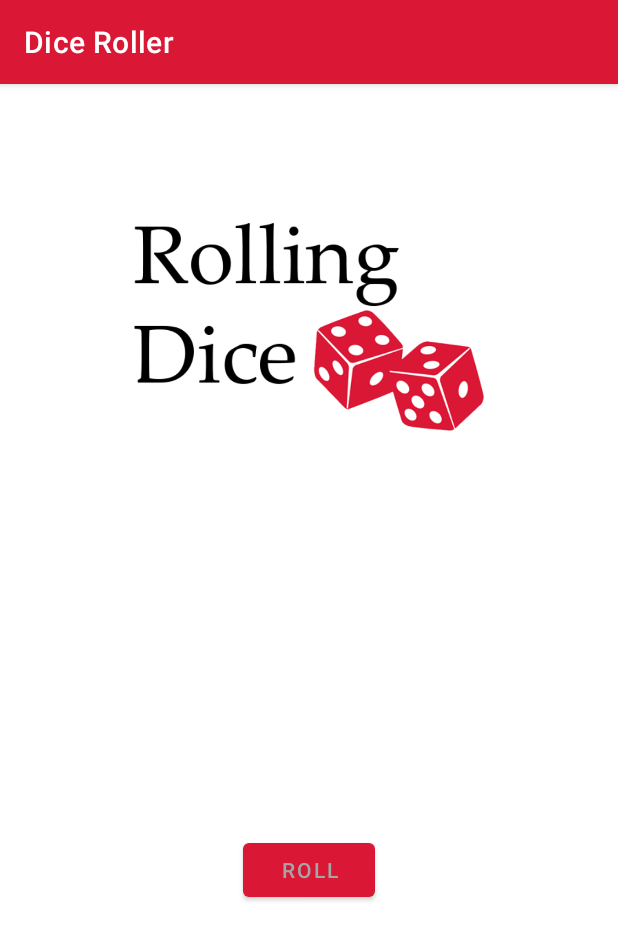
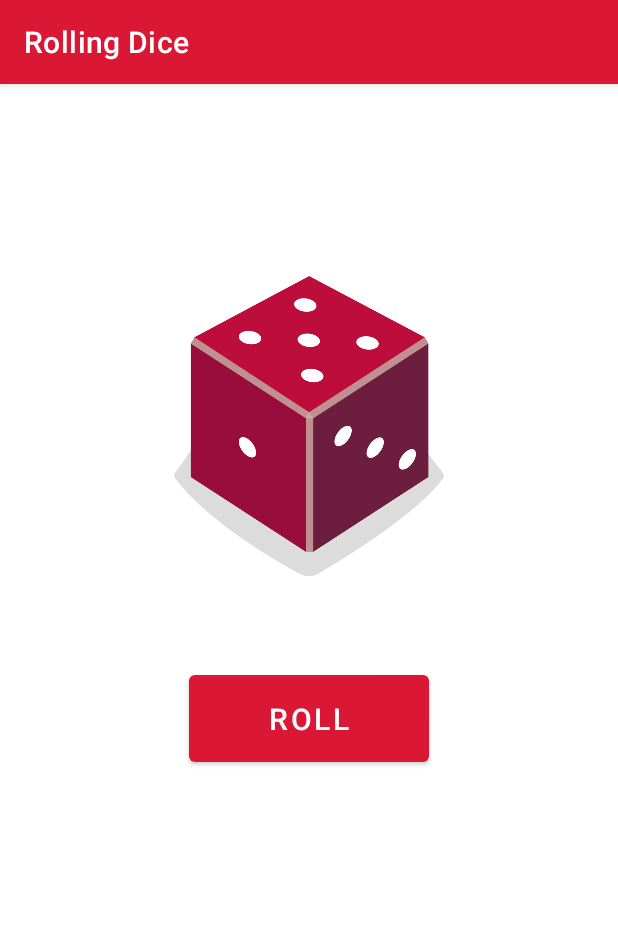
Before and after one commit to GledsonLScruz/DiceRoller, an Android app: the screen it shows after launch (MainActivity), on a phone screen of 412 x 824 dp. Shown: the top 940 px of the screen. Run offline under Robolectric (Android 15) with nearby library versions, the phone set to English and light mode, and no system bars.

Commit message:
27/08 att

```diff
--- a/app/src/main/AndroidManifest.xml
+++ b/app/src/main/AndroidManifest.xml
@@ -3,15 +3,17 @@
     package="com.example.diceroller">
 
     <application
-        android:allowBackup="true"
+        android:fullBackupOnly="true"
         android:icon="@mipmap/ic_launcher"
         android:label="@string/app_name"
         android:roundIcon="@mipmap/ic_launcher_round"
         android:supportsRtl="true"
         android:theme="@style/Theme.DiceRoller">
-        <activity
-            android:name=".MainActivity"
-            android:exported="true">
+        <activity android:name=".MainActivity">
+        </activity>
+        <activity android:name=".SplashScreenActivity"
+            android:exported="true"
+            android:theme="@style/Theme.AppCompat.Light.NoActionBar">
             <intent-filter>
                 <action android:name="android.intent.action.MAIN" />
 
@@ -19,5 +21,4 @@
             </intent-filter>
         </activity>
     </application>
-
 </manifest>
--- a/app/src/main/java/com/example/diceroller/MainActivity.kt
+++ b/app/src/main/java/com/example/diceroller/MainActivity.kt
@@ -1,59 +1,56 @@
 package com.example.diceroller
 
+import android.media.Image
 import androidx.appcompat.app.AppCompatActivity
 import android.os.Bundle
+import android.view.animation.Animation
 import android.view.animation.AnimationUtils
 import android.widget.Button
 import android.widget.ImageView
-import android.widget.TextView
+import android.widget.Toast
 
 class MainActivity : AppCompatActivity() {
     override fun onCreate(savedInstanceState: Bundle?) {
         super.onCreate(savedInstanceState)
         setContentView(R.layout.activity_main)
 
+        Toast.makeText(this,"Welcome",Toast.LENGTH_SHORT).show()
+
         //Declare animation and views
         val ttb = AnimationUtils.loadAnimation(this,R.anim.ttb)
         val stb = AnimationUtils.loadAnimation(this,R.anim.stb)
+        val rollButton : Button = findViewById(R.id.rollbutton)
+        val diceImage: ImageView = findViewById(R.id.diceImage)
 
-        val logo = findViewById(R.id.logo) as ImageView
-        val rollButton: Button = findViewById(R.id.button)
-        val diceImage: ImageView = findViewById(R.id.imageView)
-
-
-        //Set The Animation and click button
-        logo.startAnimation(ttb)
-        rollButton.startAnimation(stb)
+        //set Animation and functions
         diceImage.startAnimation(stb)
-
-        rollButton.setOnClickListener {rollDice()}
+        rollButton.startAnimation(ttb)
+        rollButton.setOnClickListener{
+            rollDice()
+            val shake = AnimationUtils.loadAnimation(this,R.anim.shake)
+            diceImage.startAnimation(shake)}
 
         rollDice()
+
     }
+    //fun of the dice
+    private fun rollDice(){
 
-
-    //Object The Dice
-    private fun rollDice() {
         val dice = Dice(6)
-        val diceRoll = dice.roll()
-
-        val diceImage: ImageView = findViewById(R.id.imageView)
-
-        when (diceRoll) {
+        val roll = dice.roll()
+        val diceImage: ImageView = findViewById(R.id.diceImage)
+        when(roll) {
             1 -> diceImage.setImageResource(R.drawable.dice_1)
             2 -> diceImage.setImageResource(R.drawable.dice_2)
             3 -> diceImage.setImageResource(R.drawable.dice_3)
             4 -> diceImage.setImageResource(R.drawable.dice_4)
             5 -> diceImage.setImageResource(R.drawable.dice_5)
             6 -> diceImage.setImageResource(R.drawable.dice_6)
+            }
         }
-
-    }
-
-    //Plant The Dice
-    class Dice(private val numSides: Int) {
-
-        fun roll(): Int {
+    //instructions to make the dice
+    class Dice(private val numSides: Int){
+        fun roll(): Int{
             return (1..numSides).random()
         }
     }
--- /dev/null
+++ b/app/src/main/java/com/example/diceroller/SplashScreenActivity.kt
@@ -0,0 +1,26 @@
+package com.example.diceroller
+
+import android.content.Intent
+import androidx.appcompat.app.AppCompatActivity
+import android.os.Bundle
+import android.os.Handler
+
+class SplashScreenActivity : AppCompatActivity() {
+
+    lateinit var handler: Handler
+    override fun onCreate(savedInstanceState: Bundle?) {
+        super.onCreate(savedInstanceState)
+        setContentView(R.layout.activity_splash_screen)
+
+        handler = Handler()
+        handler.postDelayed({
+
+            // Delay and Start Activity
+            val intent = Intent(this,MainActivity::class.java)
+            startActivity(intent)
+            overridePendingTransition(android.R.anim.fade_in, android.R.anim.slide_out_right)
+            finish()
+
+        }, 2000)
+    }
+}
--- /dev/null
+++ b/app/src/main/res/anim/shake.xml
@@ -0,0 +1,11 @@
+<?xml version="1.0" encoding="utf-8"?>
+<rotate xmlns:android="http://schemas.android.com/apk/res/android"
+
+    android:fromDegrees="-15"
+    android:toDegrees="15"
+    android:pivotY="50%"
+    android:pivotX="50%"
+    android:duration="180"
+    android:repeatCount="2"
+    android:repeatMode="reverse"
+    />
--- a/app/src/main/res/layout/activity_main.xml
+++ b/app/src/main/res/layout/activity_main.xml
@@ -1,45 +1,30 @@
 <?xml version="1.0" encoding="utf-8"?>
-<androidx.constraintlayout.widget.ConstraintLayout xmlns:android="http://schemas.android.com/apk/res/android"
-    xmlns:app="http://schemas.android.com/apk/res-auto"
+<LinearLayout xmlns:android="http://schemas.android.com/apk/res/android"
     xmlns:tools="http://schemas.android.com/tools"
     android:layout_width="match_parent"
     android:layout_height="match_parent"
+    android:orientation="vertical"
+    android:padding="8dp"
+    android:background="@color/realwhite"
     tools:context=".MainActivity">
 
+    <ImageView
+        android:layout_width="200dp"
+        android:layout_height="200dp"
+        android:id="@+id/diceImage"
+        android:layout_marginTop="120dp"
+        android:layout_gravity="center"
+        android:src="@drawable/dice_1"
+        android:contentDescription="@string/Dice" />
+
     <Button
-        android:id="@+id/button"
-        android:layout_width="wrap_content"
-        android:layout_height="wrap_content"
-        android:layout_marginTop="16dp"
-        android:text="@string/roll"
-        app:layout_constraintEnd_toEndOf="parent"
-        app:layout_constraintStart_toStartOf="parent"
-        app:layout_constraintTop_toBottomOf="@+id/imageView" />
-
-    <ImageView
-        android:id="@+id/imageView"
+        android:id="@+id/rollbutton"
         android:layout_width="160dp"
-        android:layout_height="200dp"
-        android:contentDescription="TODO"
-        app:layout_constraintBottom_toBottomOf="parent"
-        app:layout_constraintEnd_toEndOf="parent"
-        app:layout_constraintHorizontal_bias="0.498"
-        app:layout_constraintStart_toStartOf="parent"
-        app:layout_constraintTop_toTopOf="parent"
-        tools:srcCompat="@drawable/dice_1" />
-
-    <ImageView
-        android:id="@+id/logo"
-        android:layout_width="233dp"
-        android:layout_height="0dp"
-        android:layout_marginStart="89dp"
-        android:layout_marginTop="76dp"
-        android:layout_marginEnd="89dp"
-        android:layout_marginBottom="36dp"
-        app:layout_constraintBottom_toTopOf="@+id/imageView"
-        app:layout_constraintEnd_toEndOf="parent"
-        app:layout_constraintStart_toStartOf="parent"
-        app:layout_constraintTop_toTopOf="parent"
-        app:srcCompat="@drawable/aaaaaaaaaaaaaaaaaaaa" />
-
-</androidx.constraintlayout.widget.ConstraintLayout>
+        android:layout_height="70dp"
+        android:layout_gravity="center"
+        android:layout_marginTop="60dp"
+        android:text="@string/Roll"
+        android:textSize="20sp"
+        android:textColor="@color/realwhite"
+        />
+</LinearLayout>
--- /dev/null
+++ b/app/src/main/res/layout/activity_splash_screen.xml
@@ -0,0 +1,19 @@
+<?xml version="1.0" encoding="utf-8"?>
+<androidx.constraintlayout.widget.ConstraintLayout xmlns:android="http://schemas.android.com/apk/res/android"
+    xmlns:app="http://schemas.android.com/apk/res-auto"
+    xmlns:tools="http://schemas.android.com/tools"
+    android:layout_width="match_parent"
+    android:layout_height="match_parent"
+    tools:context=".SplashScreenActivity">
+
+    <ImageView
+        android:id="@+id/logo"
+        android:layout_width="200dp"
+        android:layout_height="200dp"
+        android:src="@drawable/logo"
+        app:layout_constraintBottom_toBottomOf="parent"
+        app:layout_constraintEnd_toEndOf="parent"
+        app:layout_constraintStart_toStartOf="parent"
+        app:layout_constraintTop_toTopOf="parent"
+        android:contentDescription="@string/logo" />
+</androidx.constraintlayout.widget.ConstraintLayout>
--- a/app/src/main/res/mipmap-anydpi-v26/ic_launcher.xml
+++ b/app/src/main/res/mipmap-anydpi-v26/ic_launcher.xml
@@ -1,5 +1,5 @@
 <?xml version="1.0" encoding="utf-8"?>
 <adaptive-icon xmlns:android="http://schemas.android.com/apk/res/android">
     <background android:drawable="@drawable/bg" />
-    <foreground android:drawable="@drawable/icon" />
+    <foreground android:drawable="@drawable/nicon" />
 </adaptive-icon>
--- a/app/src/main/res/mipmap-anydpi-v26/ic_launcher_round.xml
+++ b/app/src/main/res/mipmap-anydpi-v26/ic_launcher_round.xml
@@ -1,5 +1,5 @@
 <?xml version="1.0" encoding="utf-8"?>
 <adaptive-icon xmlns:android="http://schemas.android.com/apk/res/android">
     <background android:drawable="@drawable/bg" />
-    <foreground android:drawable="@drawable/icon" />
+    <foreground android:drawable="@drawable/nicon" />
 </adaptive-icon>
--- a/app/src/main/res/values/colors.xml
+++ b/app/src/main/res/values/colors.xml
@@ -6,5 +6,6 @@
     <color name="teal_200">#DA1735</color>
     <color name="teal_700">#A3041D</color>
     <color name="black">#FF000000</color>
-    <color name="white">#A6A6A6</color>
+    <color name="white">#C3C0C0</color>
+    <color name="realwhite">#FFFFFF</color>
 </resources>
--- a/app/src/main/res/values/strings.xml
+++ b/app/src/main/res/values/strings.xml
@@ -1,4 +1,6 @@
 <resources>
-    <string name="app_name">Dice Roller</string>
-    <string name="roll">Roll</string>
+    <string name="app_name">Rolling Dice</string>
+    <string name="Roll">Roll</string>
+    <string name="Dice">Dice</string>
+    <string name="logo">logo</string>
 </resources>
```
Also changed, not shown: app/src/main/res/drawable/icon.png (deleted), app/src/main/res/drawable/logo.png (renamed from app/src/main/res/drawable/aaaaaaaaaaaaaaaaaaaa.png), app/src/main/res/drawable/nicon.png (added).
